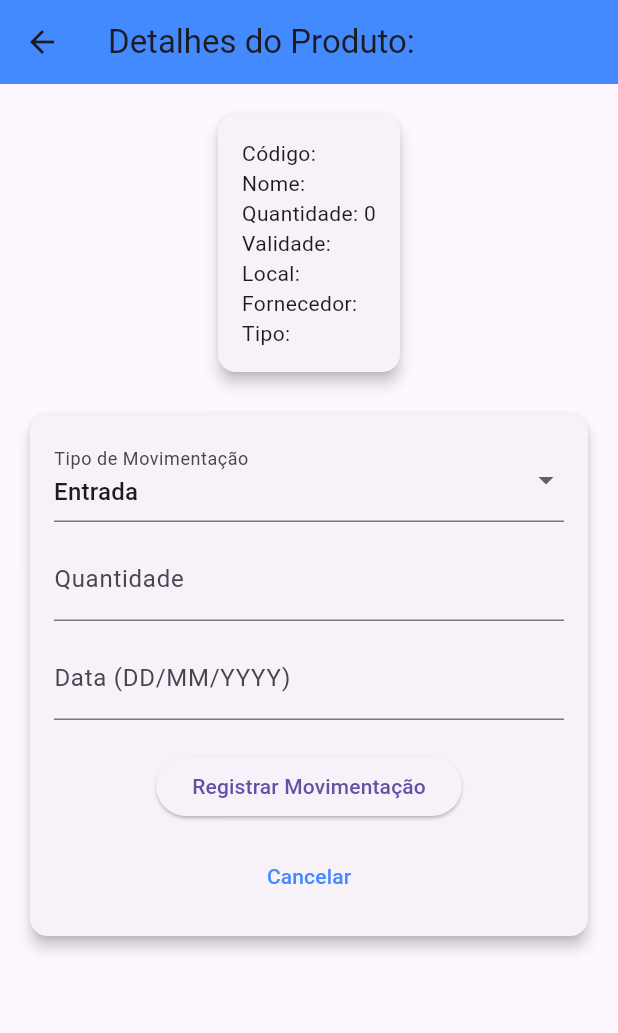
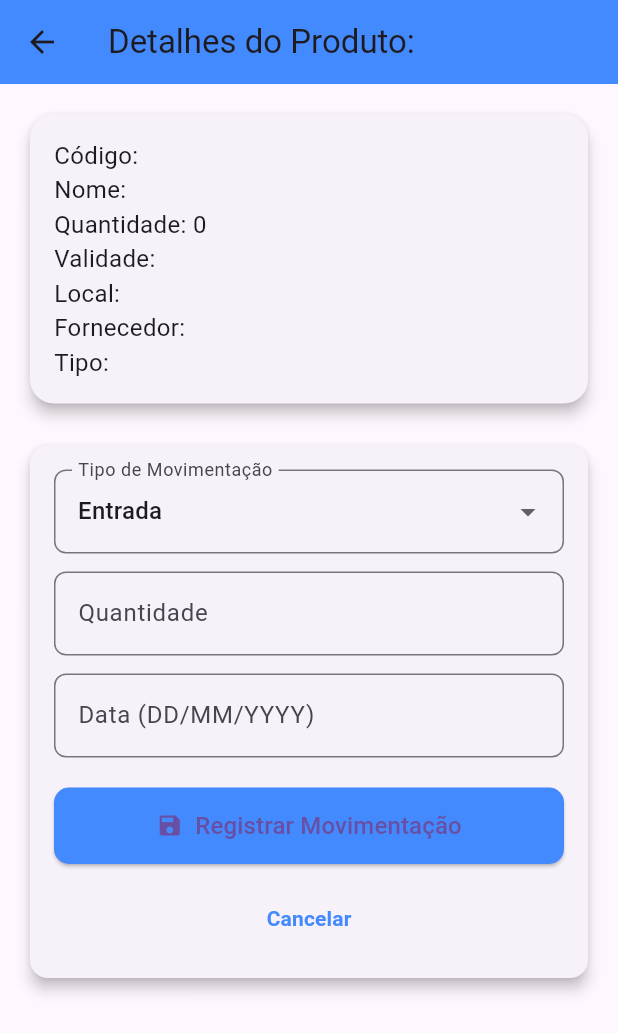
Before and after one commit to Dougras2005/projeto-gestao-limpeza-v4, a Flutter app: the ProdutoDetalhesPage screen opened directly with empty values, on a phone screen of 412 x 824 dp. Shown: the top 1033 px of the screen. Run offline on Flutter 3.47's test engine with Material 3 defaults, Android fonts, the phone set to English and light mode, and no system bars; our stand-ins replace flutter_multi_formatter, mask_text_input_formatter, open_file, pdf, sqflite_common_ffi; accounts and stored records are empty.

Commit message:
#concluído

```diff
--- a/lib/main.dart
+++ b/lib/main.dart
@@ -3,7 +3,7 @@ import 'package:app_estoque_limpeza/presentation/pages/fornecedor_page.dart';
 import 'package:app_estoque_limpeza/presentation/pages/homepage_admin.dart';
 import 'package:app_estoque_limpeza/presentation/pages/homepage_funcionario.dart';
 import 'package:app_estoque_limpeza/presentation/pages/produto_page.dart';
-import 'package:app_estoque_limpeza/presentation/pages/users/login_page.dart';
+import 'package:app_estoque_limpeza/presentation/pages/login_page.dart';
 import 'package:app_estoque_limpeza/presentation/pages/usuarios_page.dart';
 import 'package:app_estoque_limpeza/presentation/viewmodel/usuario_viewmodel.dart';
 import 'package:flutter/material.dart';
--- a/lib/presentation/pages/users/movimentacao_page.dart
+++ b/lib/presentation/pages/movimentacao_page.dart
@@ -17,7 +17,8 @@ class ProdutoDetalhesPage extends StatefulWidget {
 class ProdutoDetalhesPageState extends State<ProdutoDetalhesPage> {
   final TextEditingController _quantidadeController = TextEditingController();
   final TextEditingController _dataController = TextEditingController();
-  final MovimentacaoRepository _movimentacaoRepository = MovimentacaoRepository();
+  final MovimentacaoRepository _movimentacaoRepository =
+      MovimentacaoRepository();
   final ProdutoViewModel _produtoViewModel = ProdutoViewModel();
   String _tipoMovimentacao = 'Entrada';
   ProdutoModel? _produtoAtual;
@@ -70,7 +71,8 @@ class ProdutoDetalhesPageState extends State<ProdutoDetalhesPage> {
       return;
     }
 
-    if (_tipoMovimentacao == 'Saída' && quantidade > _produtoAtual!.quantidade) {
+    if (_tipoMovimentacao == 'Saída' &&
+        quantidade > _produtoAtual!.quantidade) {
       _showDialog('Erro', 'Quantidade insuficiente em estoque.');
       return;
     }
@@ -151,27 +153,41 @@ class ProdutoDetalhesPageState extends State<ProdutoDetalhesPage> {
         child: SingleChildScrollView(
           child: Column(
             children: [
-              Card(
+              SizedBox(
+                width: double.infinity,
+                child: Card(
+                  shape: RoundedRectangleBorder(
+                      borderRadius: BorderRadius.circular(16)),
                   elevation: 4,
                   child: Padding(
                     padding: const EdgeInsets.all(16.0),
                     child: Column(
                       crossAxisAlignment: CrossAxisAlignment.start,
                       children: [
-                      Text('Código: ${_produtoAtual!.codigo}'),
-                      Text('Nome: ${_produtoAtual!.nome}'),
-                      Text('Quantidade: ${_produtoAtual!.quantidade}'),
+                        Text('Código: ${_produtoAtual!.codigo}',
+                            style: const TextStyle(fontSize: 16)),
+                        Text('Nome: ${_produtoAtual!.nome}',
+                            style: const TextStyle(fontSize: 16)),
+                        Text('Quantidade: ${_produtoAtual!.quantidade}',
+                            style: const TextStyle(fontSize: 16)),
                         if (_produtoAtual!.validade != null)
-                        Text('Validade: ${_produtoAtual!.validade}'),
-                      Text('Local: ${_produtoAtual!.local}'),
-                      Text('Fornecedor: ${_produtoAtual!.nomeFornecedor}'),
-                      Text('Tipo: ${_produtoAtual!.tipoProduto}'),
+                          Text('Validade: ${_produtoAtual!.validade}',
+                              style: const TextStyle(fontSize: 16)),
+                        Text('Local: ${_produtoAtual!.local}',
+                            style: const TextStyle(fontSize: 16)),
+                        Text('Fornecedor: ${_produtoAtual!.nomeFornecedor}',
+                            style: const TextStyle(fontSize: 16)),
+                        Text('Tipo: ${_produtoAtual!.tipoProduto}',
+                            style: const TextStyle(fontSize: 16)),
                       ],
+                    ),
                   ),
                 ),
               ),
               const SizedBox(height: 20),
               Card(
+                shape: RoundedRectangleBorder(
+                    borderRadius: BorderRadius.circular(12)),
                 elevation: 4,
                 child: Padding(
                   padding: const EdgeInsets.all(16.0),
@@ -179,8 +195,10 @@ class ProdutoDetalhesPageState extends State<ProdutoDetalhesPage> {
                     children: [
                       DropdownButtonFormField<String>(
                         value: _tipoMovimentacao,
-                        decoration: const InputDecoration(
+                        decoration: InputDecoration(
                           labelText: 'Tipo de Movimentação',
+                          border: OutlineInputBorder(
+                              borderRadius: BorderRadius.circular(8)),
                         ),
                         items: ['Entrada', 'Saída']
                             .map((tipo) => DropdownMenuItem(
@@ -194,38 +212,62 @@ class ProdutoDetalhesPageState extends State<ProdutoDetalhesPage> {
                           });
                         },
                       ),
-                      const SizedBox(height: 10),
-                      TextField(
+                      const SizedBox(height: 12),
+                      TextFormField(
                         controller: _quantidadeController,
                         keyboardType: TextInputType.number,
-                        decoration: const InputDecoration(
+                        textInputAction: TextInputAction.next,
+                        decoration: InputDecoration(
                           labelText: 'Quantidade',
+                          border: OutlineInputBorder(
+                              borderRadius: BorderRadius.circular(8)),
                         ),
+                        onFieldSubmitted: (_) {
+                          FocusScope.of(context).nextFocus();
+                        },
                       ),
-                      const SizedBox(height: 10),
-                      TextField(
+                      const SizedBox(height: 12),
+                      TextFormField(
                         controller: _dataController,
                         keyboardType: TextInputType.number,
                         inputFormatters: [
                           MaskedInputFormatter('##/##/####'),
                         ],
-                        decoration: const InputDecoration(
+                        textInputAction: TextInputAction.done,
+                        decoration: InputDecoration(
                           labelText: 'Data (DD/MM/YYYY)',
+                          border: OutlineInputBorder(
+                              borderRadius: BorderRadius.circular(8)),
+                        ),
+                        onFieldSubmitted: (_) => _registrarMovimentacao(),
+                      ),
+                      const SizedBox(height: 20),
+                      SizedBox(
+                        width: double.infinity,
+                        child: ElevatedButton.icon(
+                          icon: const Icon(Icons.save),
+                          style: ElevatedButton.styleFrom(
+                            backgroundColor: Colors.blueAccent,
+                            shape: RoundedRectangleBorder(
+                                borderRadius: BorderRadius.circular(10)),
+                            padding: const EdgeInsets.symmetric(vertical: 14),
+                          ),
+                          onPressed: _registrarMovimentacao,
+                          label: const Text(
+                            'Registrar Movimentação',
+                            style: TextStyle(fontSize: 16),
                           ),
                         ),
-                      const SizedBox(height: 20),
-                      ElevatedButton(
-                        onPressed: _registrarMovimentacao,
-                        child: const Text('Registrar Movimentação'),
                       ),
                       const SizedBox(height: 12),
-                      Center(
-                        child: TextButton(
-                          onPressed: () => Navigator.popAndPushNamed(context, '/ProdutoDetalhesPage'),
+                      TextButton(
+                        onPressed: () => Navigator.popAndPushNamed(
+                            context, '/ProdutoDetalhesPage'),
                         child: const Text(
                           'Cancelar',
-                            style: TextStyle(color: Colors.blueAccent),
-                          ),
+                          style: TextStyle(
+                              color: Colors.blueAccent,
+                              fontWeight: FontWeight.bold),
                         ),
                       ),
                     ],
```
Also changed, not shown: lib/presentation/pages/homepage_admin.dart (+33 -21 lines), lib/presentation/pages/homepage_funcionario.dart (+20 -5 lines), lib/presentation/pages/login_page.dart (renamed from lib/presentation/pages/users/login_page.dart, +34 -12 lines), lib/presentation/pages/usuarios_page.dart (+14 -5 lines). Lines whose indentation alone changed are shown as unchanged.
